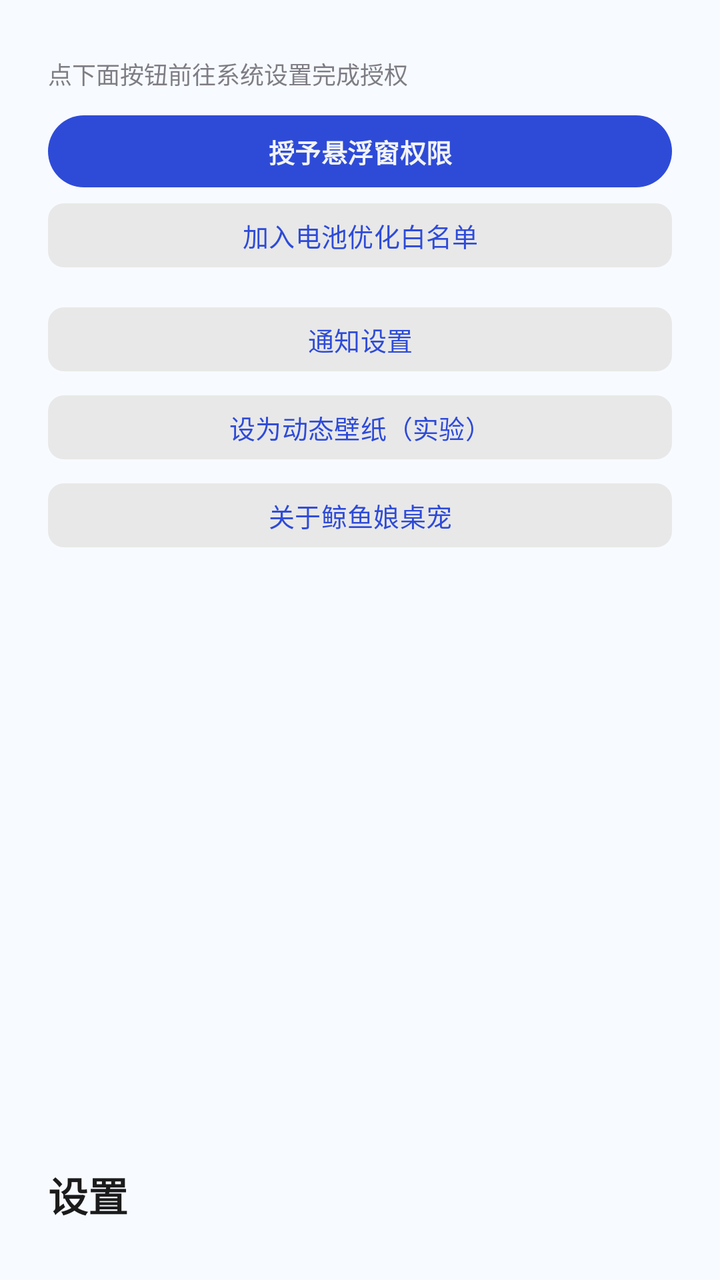
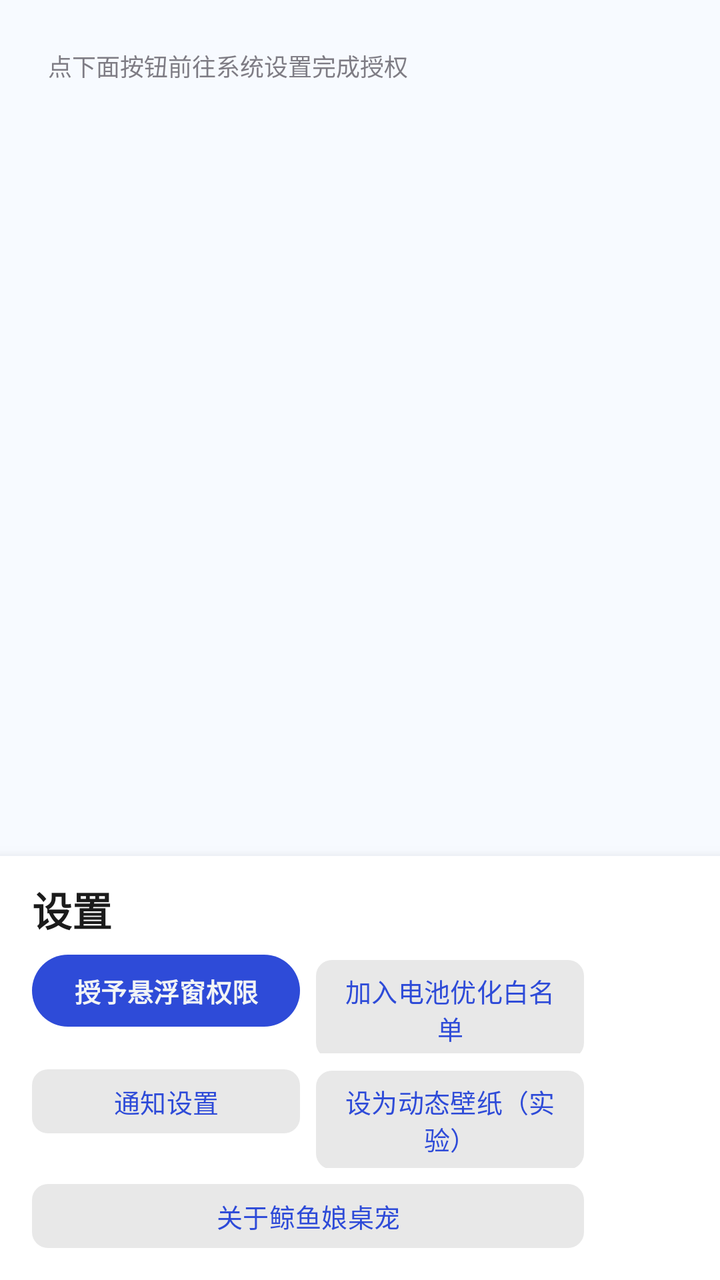

Compare the two renders of this Android layout. The source of the first and the diff that turns it into the second are given below.
<!-- AndroidManifest.xml: application theme Theme.WhalePet -->
<!-- res/layout/page_settings.xml -->
<FrameLayout xmlns:android="http://schemas.android.com/apk/res/android"
    xmlns:tools="http://schemas.android.com/tools"
    android:layout_width="match_parent"
    android:layout_height="match_parent">

<ScrollView xmlns:android="http://schemas.android.com/apk/res/android"
    android:layout_width="match_parent"
    android:layout_height="match_parent"
    android:fillViewport="true">

    <LinearLayout
        android:layout_width="match_parent"
        android:layout_height="wrap_content"
        android:orientation="vertical"
        android:padding="24dp"
            android:paddingBottom="88dp">

        <TextView
            android:layout_width="match_parent"
            android:layout_height="wrap_content"
            android:layout_marginTop="4dp"
            android:alpha="0.7"
            android:text="@string/settings_perm_hint"
            android:textSize="12sp" />

        
        <Button
                style="@style/Widget.WhalePet.Button.Primary"
            android:id="@+id/btn_overlay"
            android:layout_width="match_parent"
            android:layout_height="wrap_content"
            android:layout_marginTop="12dp"
            android:text="@string/grant_overlay" />

        
        <Button
                style="@style/Widget.WhalePet.Button"
            android:id="@+id/btn_battery"
            android:layout_width="match_parent"
            android:layout_height="wrap_content"
            android:layout_marginTop="8dp"
            android:text="@string/battery_whitelist" />

        
        <Button
                style="@style/Widget.WhalePet.Button"
            android:id="@+id/btn_notif_settings"
            android:layout_width="match_parent"
            android:layout_height="wrap_content"
            android:layout_marginTop="20dp"
            android:text="@string/notif_settings" />

        
        <Button
                style="@style/Widget.WhalePet.Button"
            android:id="@+id/btn_wallpaper"
            android:layout_width="match_parent"
            android:layout_height="wrap_content"
            android:layout_marginTop="12dp"
            android:text="@string/wallpaper_entry" />

        
        <Button
                style="@style/Widget.WhalePet.Button"
            android:id="@+id/btn_about"
            android:layout_width="match_parent"
            android:layout_height="wrap_content"
            android:layout_marginTop="12dp"
            android:text="@string/about_entry" />

        
    </LinearLayout>
    </ScrollView>

    
    <TextView
        android:layout_width="wrap_content"
        android:layout_height="wrap_content"
        android:layout_gravity="bottom|start"
        android:layout_marginBottom="28dp"
        android:layout_marginStart="24dp"
        android:fontFamily="sans-serif-medium"
        android:text="@string/settings_title"
        android:textColor="@color/text_primary"
        android:textSize="20sp"
        android:textStyle="bold" />
</FrameLayout>
<!-- resources referenced by this layout -->
<resources>
  <color name="text_primary">#1B1B1B</color>
  <string name="about_entry">关于鲸鱼娘桌宠</string>
  <string name="battery_whitelist">加入电池优化白名单</string>
  <string name="grant_overlay">授予悬浮窗权限</string>
  <string name="notif_settings">通知设置</string>
  <string name="settings_perm_hint">点下面按钮前往系统设置完成授权</string>
  <string name="settings_title">设置</string>
  <string name="wallpaper_entry">设为动态壁纸（实验）</string>
  <style name="Widget.WhalePet.Button" parent="Widget.Material3.Button.TonalButton">
          
          <item name="android:minHeight">32dp</item>
          <item name="android:minWidth">0dp</item>
          <item name="android:insetTop">0dp</item>
          <item name="android:insetBottom">0dp</item>
          <item name="android:paddingLeft">12dp</item>
          <item name="android:paddingRight">12dp</item>
          <item name="android:textSize">13sp</item>
          <item name="backgroundTint">@color/surface_chip</item>
          <item name="android:textColor">@color/brand_primary</item>
          <item name="cornerRadius">8dp</item>
      </style>
  <style name="Widget.WhalePet.Button.Primary" parent="Widget.Material3.Button.TonalButton">
          
          <item name="android:minHeight">36dp</item>
          <item name="android:minWidth">0dp</item>
          <item name="android:insetTop">0dp</item>
          <item name="android:insetBottom">0dp</item>
          <item name="android:paddingLeft">16dp</item>
          <item name="android:paddingRight">16dp</item>
          <item name="android:textSize">13sp</item>
          <item name="backgroundTint">@color/brand_primary</item>
          <item name="android:textColor">@color/f2f4f5</item>
          <item name="android:fontFamily">sans-serif-medium</item>
          <item name="android:textStyle">bold</item>
      </style>
  <style name="Theme.WhalePet" parent="Theme.Material3.DayNight.NoActionBar">
          
          <item name="colorPrimary">@color/brand_primary</item>
          <item name="colorOnPrimary">#FFFFFF</item>
          <item name="colorPrimaryContainer">#DDE3FF</item>
          <item name="colorOnPrimaryContainer">#10214A</item>
          <item name="colorSecondary">#2E9E5B</item>
          <item name="colorSurface">#FFFFFF</item>
          <item name="android:windowBackground">@color/surface_page</item>
          <item name="colorSurfaceVariant">#EDEDED</item>
          <item name="colorOutline">@color/outline_soft</item>
          <item name="android:statusBarColor">@android:color/transparent</item>
      </style>
  <color name="surface_chip">#E8E8E8</color>
  <color name="brand_primary">#2E4BD8</color>
  <color name="f2f4f5">#F2F4F5</color>
  <color name="surface_page">#F7FAFF</color>
  <color name="outline_soft">#DEDEDE</color>
</resources>

<!-- the commit's change to res/layout/page_settings.xml (unified diff, before → after) -->
@@ -1,87 +1,111 @@
+<?xml version="1.0" encoding="utf-8"?>
 <FrameLayout xmlns:android="http://schemas.android.com/apk/res/android"
-    xmlns:tools="http://schemas.android.com/tools"
     android:layout_width="match_parent"
     android:layout_height="match_parent">
 
-<ScrollView xmlns:android="http://schemas.android.com/apk/res/android"
-    android:layout_width="match_parent"
-    android:layout_height="match_parent"
-    android:fillViewport="true">
+    <ScrollView
+        android:layout_width="match_parent"
+        android:layout_height="match_parent"
+        android:fillViewport="true">
 
+        <LinearLayout
+            android:layout_width="match_parent"
+            android:layout_height="wrap_content"
+            android:orientation="vertical"
+            android:paddingStart="24dp"
+            android:paddingTop="24dp"
+            android:paddingEnd="24dp"
+            android:paddingBottom="250dp">
+
+            <TextView
+                android:layout_width="match_parent"
+                android:layout_height="wrap_content"
+                android:alpha="0.7"
+                android:text="@string/settings_perm_hint"
+                android:textSize="12sp" />
+        </LinearLayout>
+    </ScrollView>
+
+    
     <LinearLayout
+        android:id="@+id/settings_action_bar"
         android:layout_width="match_parent"
         android:layout_height="wrap_content"
+        android:layout_gravity="bottom"
+        android:background="@color/surface_card"
+        android:elevation="8dp"
         android:orientation="vertical"
-        android:padding="24dp"
-            android:paddingBottom="88dp">
+        android:paddingStart="16dp"
+        android:paddingTop="12dp"
+        android:paddingEnd="68dp"
+        android:paddingBottom="16dp">
 
         <TextView
+            android:layout_width="wrap_content"
+            android:layout_height="wrap_content"
+            android:fontFamily="sans-serif-medium"
+            android:text="@string/settings_title"
+            android:textColor="@color/text_primary"
+            android:textSize="20sp"
+            android:textStyle="bold" />
+
+        
+        <LinearLayout
             android:layout_width="match_parent"
             android:layout_height="wrap_content"
-            android:layout_marginTop="4dp"
-            android:alpha="0.7"
-            android:text="@string/settings_perm_hint"
-            android:textSize="12sp" />
+            android:layout_marginTop="8dp"
+            android:orientation="horizontal">
+
+            <Button
+                style="@style/Widget.WhalePet.Button.Primary"
+                android:id="@+id/btn_overlay"
+                android:layout_width="0dp"
+                android:layout_height="wrap_content"
+                android:layout_weight="1"
+                android:text="@string/grant_overlay" />
+
+            <Button
+                style="@style/Widget.WhalePet.Button"
+                android:id="@+id/btn_battery"
+                android:layout_width="0dp"
+                android:layout_height="wrap_content"
+                android:layout_marginStart="8dp"
+                android:layout_weight="1"
+                android:text="@string/battery_whitelist" />
+        </LinearLayout>
+
+        
+        <LinearLayout
+            android:layout_width="match_parent"
+            android:layout_height="wrap_content"
+            android:layout_marginTop="8dp"
+            android:orientation="horizontal">
+
+            <Button
+                style="@style/Widget.WhalePet.Button"
+                android:id="@+id/btn_notif_settings"
+                android:layout_width="0dp"
+                android:layout_height="wrap_content"
+                android:layout_weight="1"
+                android:text="@string/notif_settings" />
+
+            <Button
+                style="@style/Widget.WhalePet.Button"
+                android:id="@+id/btn_wallpaper"
+                android:layout_width="0dp"
+                android:layout_height="wrap_content"
+                android:layout_marginStart="8dp"
+                android:layout_weight="1"
+                android:text="@string/wallpaper_entry" />
+        </LinearLayout>
 
         
         <Button
-                style="@style/Widget.WhalePet.Button.Primary"
-            android:id="@+id/btn_overlay"
-            android:layout_width="match_parent"
-            android:layout_height="wrap_content"
-            android:layout_marginTop="12dp"
-            android:text="@string/grant_overlay" />
-
-        
-        <Button
-                style="@style/Widget.WhalePet.Button"
-            android:id="@+id/btn_battery"
+            style="@style/Widget.WhalePet.Button"
+            android:id="@+id/btn_about"
             android:layout_width="match_parent"
             android:layout_height="wrap_content"
             android:layout_marginTop="8dp"
-            android:text="@string/battery_whitelist" />
-
-        
-        <Button
-                style="@style/Widget.WhalePet.Button"
-            android:id="@+id/btn_notif_settings"
-            android:layout_width="match_parent"
-            android:layout_height="wrap_content"
-            android:layout_marginTop="20dp"
-            android:text="@string/notif_settings" />
-
-        
-        <Button
-                style="@style/Widget.WhalePet.Button"
-            android:id="@+id/btn_wallpaper"
-            android:layout_width="match_parent"
-            android:layout_height="wrap_content"
-            android:layout_marginTop="12dp"
-            android:text="@string/wallpaper_entry" />
-
-        
-        <Button
-                style="@style/Widget.WhalePet.Button"
-            android:id="@+id/btn_about"
-            android:layout_width="match_parent"
-            android:layout_height="wrap_content"
-            android:layout_marginTop="12dp"
             android:text="@string/about_entry" />
-
-        
     </LinearLayout>
-    </ScrollView>
-
-    
-    <TextView
-        android:layout_width="wrap_content"
-        android:layout_height="wrap_content"
-        android:layout_gravity="bottom|start"
-        android:layout_marginBottom="28dp"
-        android:layout_marginStart="24dp"
-        android:fontFamily="sans-serif-medium"
-        android:text="@string/settings_title"
-        android:textColor="@color/text_primary"
-        android:textSize="20sp"
-        android:textStyle="bold" />
 </FrameLayout>
<!-- resource entries referenced after the edit -->
@@ -1,5 +1,6 @@
 <!-- resources referenced by this layout -->
 <resources>
+  <color name="surface_card">#FFFFFF</color>
   <color name="text_primary">#1B1B1B</color>
   <string name="about_entry">关于鲸鱼娘桌宠</string>
   <string name="battery_whitelist">加入电池优化白名单</string>
